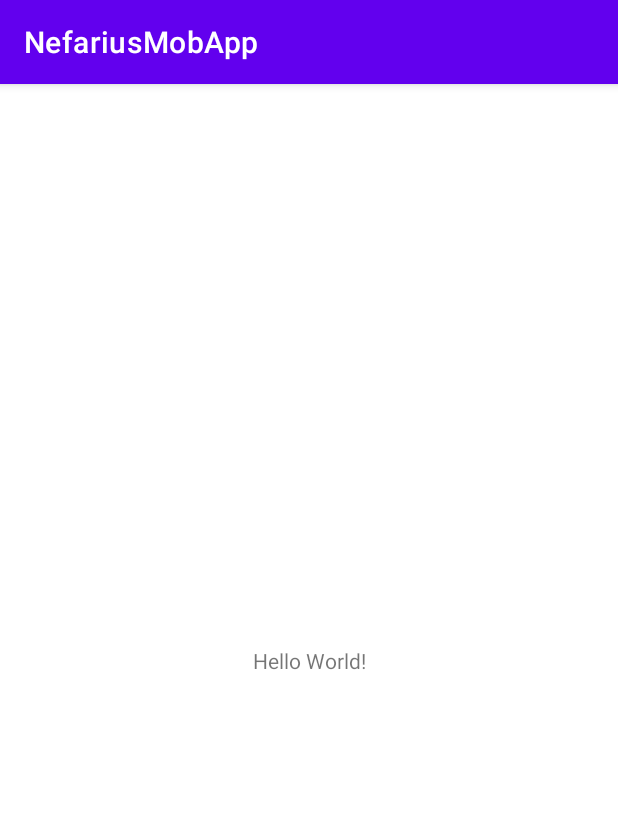
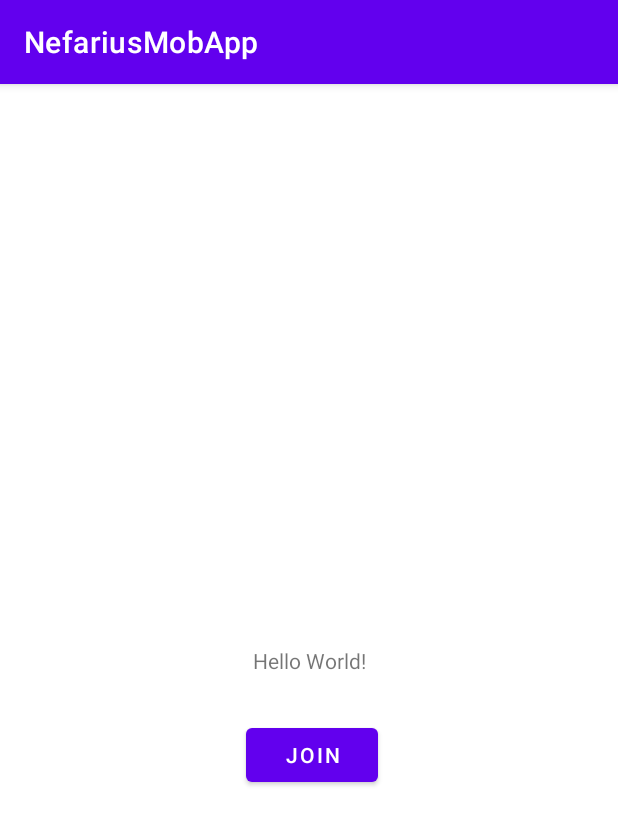
Before and after one commit to TuringMac/NefariusGame, an Android app: the screen it shows after launch (MainActivity), on a phone screen of 412 x 824 dp. Shown: the top 825 px of the screen. Run offline under Robolectric (Android 15) with nearby library versions, the light colour scheme and no system bars; libraries missing offline, so code that uses them is left out: com.microsoft.signalr; 5 statements that could not run were skipped.

Commit message:
send/receive requests from Hub

```diff
--- a/Nefarius/NefariusMobApp/app/build.gradle
+++ b/Nefarius/NefariusMobApp/app/build.gradle
@@ -29,10 +29,13 @@ android {
 }
 
 dependencies {
-
     implementation 'androidx.appcompat:appcompat:1.3.0'
     implementation 'com.google.android.material:material:1.3.0'
     implementation 'androidx.constraintlayout:constraintlayout:2.0.4'
+
+    implementation 'com.microsoft.signalr:signalr:3.1.19'
+    implementation 'org.slf4j:slf4j-jdk14:1.7.25'
+
     testImplementation 'junit:junit:4.+'
     androidTestImplementation 'androidx.test.ext:junit:1.1.2'
     androidTestImplementation 'androidx.test.espresso:espresso-core:3.3.0'
--- a/Nefarius/NefariusMobApp/app/src/main/AndroidManifest.xml
+++ b/Nefarius/NefariusMobApp/app/src/main/AndroidManifest.xml
@@ -1,6 +1,8 @@
 <?xml version="1.0" encoding="utf-8"?>
 <manifest xmlns:android="http://schemas.android.com/apk/res/android"
     package="ru.fluxbit.nefariusmobapp">
+
+    <uses-permission android:name="android.permission.INTERNET" />
 
     <application
         android:allowBackup="true"
@@ -9,6 +11,9 @@
         android:roundIcon="@mipmap/ic_launcher_round"
         android:supportsRtl="true"
         android:theme="@style/Theme.NefariusMobApp">
+        <activity
+            android:name=".GameActivity"
+            android:exported="false" />
         <activity android:name=".MainActivity">
             <intent-filter>
                 <action android:name="android.intent.action.MAIN" />
--- a/Nefarius/NefariusMobApp/app/src/main/java/ru/fluxbit/nefariusmobapp/MainActivity.java
+++ b/Nefarius/NefariusMobApp/app/src/main/java/ru/fluxbit/nefariusmobapp/MainActivity.java
@@ -2,13 +2,73 @@ package ru.fluxbit.nefariusmobapp;
 
 import androidx.appcompat.app.AppCompatActivity;
 
+import android.content.Intent;
 import android.os.Bundle;
+import android.util.Log;
+import android.view.View;
+import android.widget.Button;
+import android.widget.TextView;
+
+import com.microsoft.signalr.HubConnection;
+import com.microsoft.signalr.HubConnectionBuilder;
+
+import java.util.ArrayList;
+import java.util.List;
 
 public class MainActivity extends AppCompatActivity {
+    private String url_game = "https://nefarius.fluxbit.ru/game";
+    private String ConnId = "";
 
     @Override
     protected void onCreate(Bundle savedInstanceState) {
         super.onCreate(savedInstanceState);
         setContentView(R.layout.activity_main);
+        HubConnection hubConnection = HubConnectionBuilder.create(url_game).build();
+        Button sendButton = (Button)findViewById(R.id.btn_join);
+        TextView textView = (TextView)findViewById(R.id.tvMain);
+        List<String> messageList = new ArrayList<String>();
+
+        hubConnection.on("PlayerData", (data)-> {
+            System.out.println("Player: "+data.Name+" Score: "+data.Score);
+            //Log.println(Log.DEBUG, "SignalR", data);
+        }, Player.class);
+
+        hubConnection.on("StateChanged", (data)-> {
+            System.out.println("Players: " + data.players.length + " State: "+data.state + " Move: "+data.move+ " Table: "+data.table);
+            //Log.println(Log.DEBUG, "SignalR", data);
+        }, GameData.class);
+
+//        hubConnection.on("StateChanged", (message)-> {
+//            runOnUiThread(new Runnable() {
+//                @Override
+//                public void run() {
+//                    Log.println(Log.DEBUG, "SignalR", message);
+//                }
+//            });
+//        }, String.class);
+
+        hubConnection.on("TableList", (data)-> {
+            System.out.println("Tables count: "+data.length);
+            //Log.println(Log.DEBUG, "SignalR", data);
+        }, Table[].class);
+
+        sendButton.setOnClickListener(new View.OnClickListener() {
+            @Override
+            public void onClick(View view) {
+                try {
+                    hubConnection.send("Join", "aaa","mob player");
+                    openGameActivity();
+                } catch (Exception e) {
+                    e.printStackTrace();
+                }
+            }
+        });
+
+        new HubConnectionTask().execute(hubConnection);
+    }
+
+    public void openGameActivity(){
+        Intent intent = new Intent(this, GameActivity.class);
+        startActivity(intent);
     }
 }
--- /dev/null
+++ b/Nefarius/NefariusMobApp/app/src/main/java/ru/fluxbit/nefariusmobapp/Table.java
@@ -0,0 +1,6 @@
+package ru.fluxbit.nefariusmobapp;
+
+public class Table {
+    public String Name;
+    public Player[] PlayerList;
+}
--- a/Nefarius/NefariusMobApp/app/src/main/res/layout/activity_main.xml
+++ b/Nefarius/NefariusMobApp/app/src/main/res/layout/activity_main.xml
@@ -7,6 +7,7 @@
     tools:context=".MainActivity">
 
     <TextView
+        android:id="@+id/tvMain"
         android:layout_width="wrap_content"
         android:layout_height="wrap_content"
         android:text="Hello World!"
@@ -15,4 +16,18 @@
         app:layout_constraintRight_toRightOf="parent"
         app:layout_constraintTop_toTopOf="parent" />
 
+    <Button
+        android:id="@+id/btn_join"
+        android:layout_width="wrap_content"
+        android:layout_height="wrap_content"
+        android:layout_marginStart="163dp"
+        android:layout_marginTop="20dp"
+        android:layout_marginEnd="160dp"
+        android:layout_marginBottom="288dp"
+        android:text="@string/join"
+        app:layout_constraintBottom_toBottomOf="parent"
+        app:layout_constraintEnd_toEndOf="parent"
+        app:layout_constraintStart_toStartOf="parent"
+        app:layout_constraintTop_toBottomOf="@+id/tvMain" />
+
 </androidx.constraintlayout.widget.ConstraintLayout>
--- a/Nefarius/NefariusMobApp/app/src/main/res/values/strings.xml
+++ b/Nefarius/NefariusMobApp/app/src/main/res/values/strings.xml
@@ -1,3 +1,4 @@
 <resources>
     <string name="app_name">NefariusMobApp</string>
+    <string name="join">Join</string>
 </resources>
--- a/Nefarius/NefariusMobApp/build.gradle
+++ b/Nefarius/NefariusMobApp/build.gradle
@@ -5,7 +5,7 @@ buildscript {
         mavenCentral()
     }
     dependencies {
-        classpath "com.android.tools.build:gradle:4.2.1"
+        classpath 'com.android.tools.build:gradle:7.0.3'
 
         // NOTE: Do not place your application dependencies here; they belong
         // in the individual module build.gradle files
```
Also changed, not shown: Nefarius/NefariusMobApp/app/src/main/java/ru/fluxbit/nefariusmobapp/Effect.java (added, +10 -0 lines), Nefarius/NefariusMobApp/app/src/main/java/ru/fluxbit/nefariusmobapp/EffectDescription.java (added, +8 -0 lines), Nefarius/NefariusMobApp/app/src/main/java/ru/fluxbit/nefariusmobapp/GameActivity.java (added, +14 -0 lines), Nefarius/NefariusMobApp/app/src/main/java/ru/fluxbit/nefariusmobapp/GameData.java (added, +8 -0 lines), Nefarius/NefariusMobApp/app/src/main/java/ru/fluxbit/nefariusmobapp/HubConnectionTask.java (added, +19 -0 lines), Nefarius/NefariusMobApp/app/src/main/java/ru/fluxbit/nefariusmobapp/Invention.java (added, +11 -0 lines), Nefarius/NefariusMobApp/app/src/main/java/ru/fluxbit/nefariusmobapp/Player.java (added, +16 -0 lines), Nefarius/NefariusMobApp/app/src/main/res/layout/activity_game.xml (added, +22 -0 lines), Nefarius/NefariusMobApp/gradle/wrapper/gradle-wrapper.properties.
